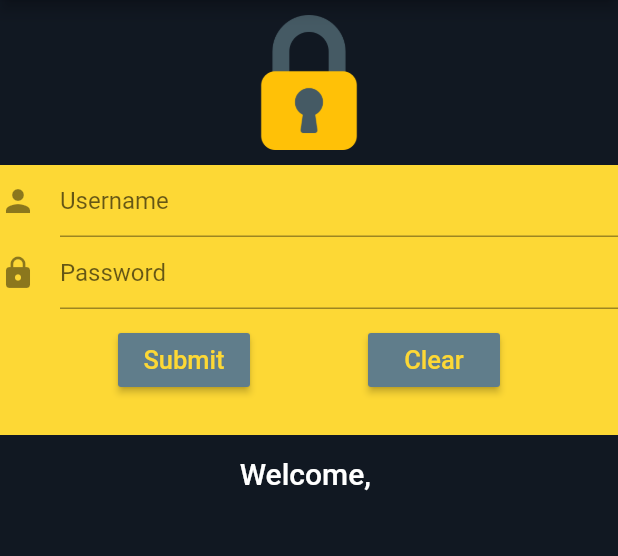
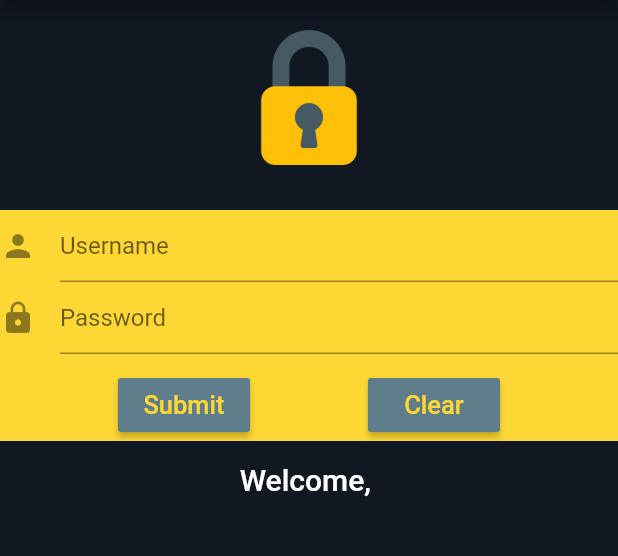
Before and after one commit to mreslamgeek/LoginForm, a Flutter app: the screen it shows after launch, on a phone screen of 412 x 824 dp, the part 84-640 px from its top. Run offline on Flutter 3.47's test engine with Material 2 defaults, Android fonts, the phone set to English and light mode, and no system bars.

Commit message:
UI simple changes

```diff
--- a/lib/UI/login.dart
+++ b/lib/UI/login.dart
@@ -46,7 +46,7 @@ class _LoginState extends State<Login> {
         child: ListView(
           children: <Widget>[
             Padding(
-              padding: EdgeInsets.only(top: 10.0, bottom: 10.0),
+              padding: EdgeInsets.only(top: 20.0, bottom: 30.0),
               child: new Image.asset(
                 'images/lock.png',
                 height: 90.0,
@@ -54,8 +54,8 @@ class _LoginState extends State<Login> {
               ),
             ),
             Container(
-              width: 380.0,
-              height: 180.0,
+//              width: 380.0,
+//              height: 180.0,
               color: Colors.yellow[600],
               child: Column(
                 children: <Widget>[
```
